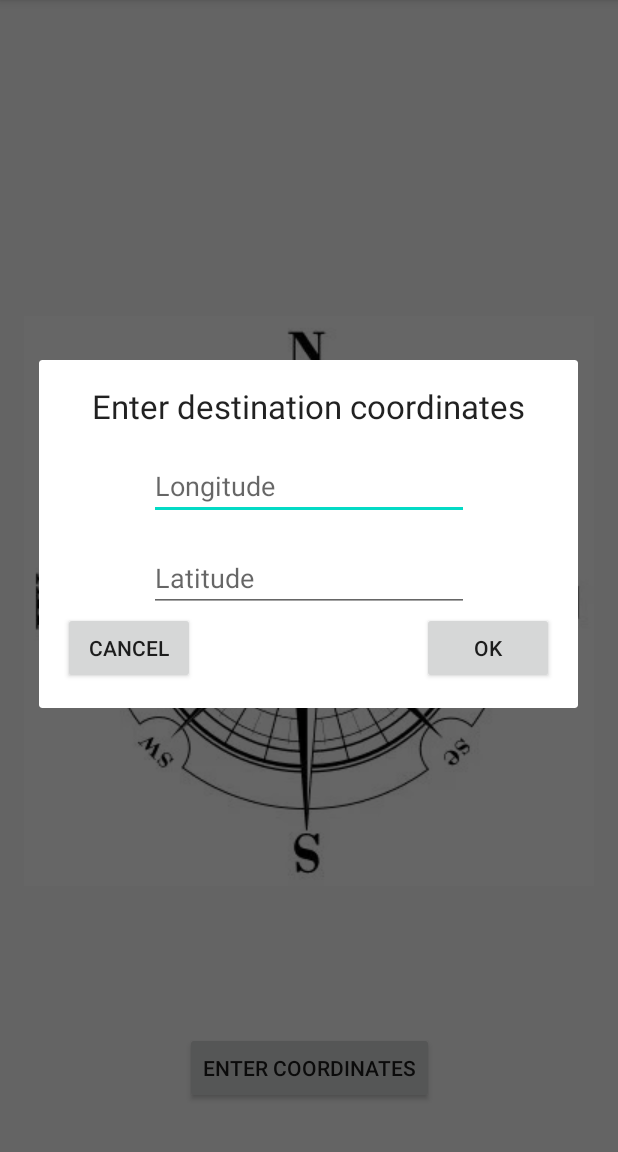
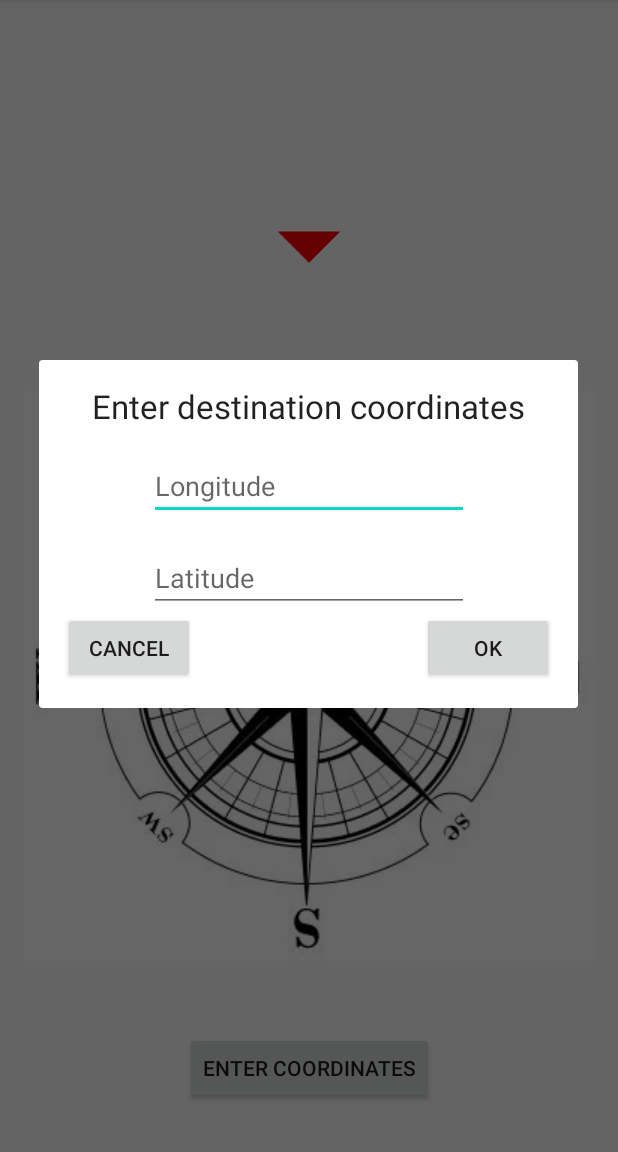
Before and after one commit to Szczepan87/compass, an Android app: the screen it shows after launch (MainActivity), after a tap on "ENTER COORDINATES", on a phone screen of 412 x 824 dp, the part 84-1236 px from its top. Run offline under Robolectric (Android 15) with nearby library versions, the phone set to English and light mode, and no system bars; our stand-ins replace data binding.

```diff
--- a/app/src/main/java/com/example/compass/ui/CoordinatesDialog.kt
+++ /dev/null
@@ -1,42 +0,0 @@
-package com.example.compass.ui
-
-import android.app.Dialog
-import android.location.Location
-import android.os.Bundle
-import android.view.LayoutInflater
-import androidx.appcompat.app.AlertDialog
-import androidx.databinding.DataBindingUtil
-import androidx.fragment.app.DialogFragment
-import com.example.compass.LocationProvider
-import com.example.compass.R
-import com.example.compass.databinding.DialogCoordinatesBinding
-import com.example.compass.vm.CompassActivityViewModel
-
-class CoordinatesDialog(private val compassActivityViewModel: CompassActivityViewModel) :
-    DialogFragment() {
-
-    private lateinit var binding: DialogCoordinatesBinding
-
-    override fun onCreateDialog(savedInstanceState: Bundle?): Dialog {
-        binding = DataBindingUtil.inflate(
-            LayoutInflater.from(requireContext()),
-            R.layout.dialog_coordinates,
-            null,
-            false
-        )
-        setUpBinding(binding)
-        return AlertDialog.Builder(requireActivity()).setView(binding.root).create()
-    }
-
-    private fun setUpBinding(binding: DialogCoordinatesBinding) {
-        binding.coordinateDialogCancelButton.setOnClickListener { this.dismiss() }
-        binding.coordinateDialogOkButton.setOnClickListener {
-            val destination = Location("").apply {
-                longitude = binding.longitudeEditText.text.toString().toDouble()
-                latitude = binding.latitudeEditText.text.toString().toDouble()
-            }
-            compassActivityViewModel.updateDestinationLocation(destination)
-            this.dismiss()
-        }
-    }
-}
--- /dev/null
+++ b/app/src/main/java/com/example/compass/ui/LocationProviderDialog.java
@@ -0,0 +1,58 @@
+package com.example.compass.ui;
+
+import android.app.Dialog;
+import android.location.Location;
+import android.os.Bundle;
+import android.view.LayoutInflater;
+import android.view.View;
+
+import androidx.annotation.NonNull;
+import androidx.annotation.Nullable;
+import androidx.appcompat.app.AlertDialog;
+import androidx.databinding.DataBindingUtil;
+import androidx.fragment.app.DialogFragment;
+
+import com.example.compass.R;
+import com.example.compass.databinding.DialogCoordinatesBinding;
+import com.example.compass.util.providers.LocationProvider;
+import com.example.compass.vm.CompassActivityViewModel;
+
+import java.util.Objects;
+
+public class LocationProviderDialog extends DialogFragment {
+    private CompassActivityViewModel compassActivityViewModel;
+    private DialogCoordinatesBinding binding;
+
+    public LocationProviderDialog(CompassActivityViewModel compassActivityViewModel) {
+        this.compassActivityViewModel = compassActivityViewModel;
+    }
+
+    @NonNull
+    @Override
+    public Dialog onCreateDialog(@Nullable Bundle savedInstanceState) {
+        binding = DataBindingUtil.inflate(LayoutInflater.from(requireContext()), R.layout.dialog_coordinates, null, false);
+        setUpBinding(binding);
+        return new AlertDialog.Builder(requireActivity()).setView(binding.getRoot()).create();
+    }
+
+    private void setUpBinding(final DialogCoordinatesBinding binding) {
+        binding.coordinateDialogCancelButton.setOnClickListener(new View.OnClickListener() {
+            @Override
+            public void onClick(View v) {
+                dismiss();
+            }
+        });
+        binding.coordinateDialogOkButton.setOnClickListener(new View.OnClickListener() {
+            @Override
+            public void onClick(View v) {
+                Location location = new Location("");
+                double latitude = Double.parseDouble(Objects.requireNonNull(binding.latitudeEditText.getText()).toString());
+                double longitude = Double.parseDouble(Objects.requireNonNull(binding.longitudeEditText.getText()).toString());
+                location.setLatitude(latitude);
+                location.setLongitude(longitude);
+                compassActivityViewModel.updateDestinationLocation(location);
+                dismiss();
+            }
+        });
+    }
+}
--- a/app/src/main/java/com/example/compass/CompassSensorProvider.kt
+++ b/app/src/main/java/com/example/compass/util/providers/CompassSensorProvider.kt
@@ -1,11 +1,10 @@
-package com.example.compass
+package com.example.compass.util.providers
 
 import android.content.Context
 import android.hardware.Sensor
 import android.hardware.SensorEvent
 import android.hardware.SensorEventListener
 import android.hardware.SensorManager
-import android.util.Log
 import androidx.lifecycle.LiveData
 import androidx.lifecycle.MutableLiveData
 import com.example.compass.util.ALPHA
--- /dev/null
+++ b/app/src/main/res/drawable/ic_northward_arrow.xml
@@ -0,0 +1,5 @@
+<vector android:height="100dp" android:tint="#FF0000"
+    android:viewportHeight="24" android:viewportWidth="24"
+    android:width="100dp" xmlns:android="http://schemas.android.com/apk/res/android">
+    <path android:fillColor="@android:color/white" android:pathData="M7,10l5,5 5,-5z"/>
+</vector>
--- a/app/src/main/res/layout/activity_main.xml
+++ b/app/src/main/res/layout/activity_main.xml
@@ -20,6 +20,27 @@
         android:layout_height="match_parent"
         tools:context=".ui.MainActivity">
 
+        <androidx.appcompat.widget.AppCompatImageView
+            android:id="@+id/compass_rose"
+            android:layout_width="wrap_content"
+            android:layout_height="wrap_content"
+            android:src="@drawable/compass_rose"
+            app:layout_constraintBottom_toTopOf="@+id/coordinates_button"
+            app:layout_constraintEnd_toEndOf="parent"
+            app:layout_constraintStart_toStartOf="parent"
+            app:layout_constraintTop_toBottomOf="@+id/north_arrow_imageView" />
+
+        <androidx.appcompat.widget.AppCompatImageView
+            android:id="@+id/azimuth_arrow"
+            android:layout_width="wrap_content"
+            android:layout_height="wrap_content"
+            android:paddingBottom="200dp"
+            android:src="@drawable/ic_baseline_arrow_drop_up_24"
+            app:layout_constraintBottom_toBottomOf="@+id/compass_rose"
+            app:layout_constraintEnd_toEndOf="@+id/compass_rose"
+            app:layout_constraintStart_toStartOf="@+id/compass_rose"
+            app:layout_constraintTop_toTopOf="@+id/compass_rose" />
+
         <TextView
             android:id="@+id/heading_textView"
             android:layout_width="wrap_content"
@@ -41,6 +62,15 @@
             app:layout_constraintStart_toStartOf="parent"
             app:layout_constraintTop_toBottomOf="@+id/heading_textView" />
 
+        <androidx.appcompat.widget.AppCompatImageView
+            android:id="@+id/north_arrow_imageView"
+            android:layout_width="wrap_content"
+            android:layout_height="wrap_content"
+            android:src="@drawable/ic_northward_arrow"
+            app:layout_constraintEnd_toEndOf="parent"
+            app:layout_constraintStart_toStartOf="parent"
+            app:layout_constraintTop_toBottomOf="@+id/azimuth_textView" />
+
         <Button
             android:id="@+id/coordinates_button"
             android:layout_width="wrap_content"
@@ -53,26 +83,5 @@
             app:layout_constraintEnd_toEndOf="parent"
             app:layout_constraintStart_toStartOf="parent" />
 
-        <androidx.appcompat.widget.AppCompatImageView
-            android:id="@+id/compass_rose"
-            android:layout_width="wrap_content"
-            android:layout_height="wrap_content"
-            android:src="@drawable/compass_rose"
-            app:layout_constraintBottom_toTopOf="@+id/coordinates_button"
-            app:layout_constraintEnd_toEndOf="parent"
-            app:layout_constraintStart_toStartOf="parent"
-            app:layout_constraintTop_toBottomOf="@+id/azimuth_textView" />
-
-        <androidx.appcompat.widget.AppCompatImageView
-            android:id="@+id/azimuth_arrow"
-            android:layout_width="wrap_content"
-            android:layout_height="wrap_content"
-            android:paddingBottom="200dp"
-            android:src="@drawable/ic_baseline_arrow_drop_up_24"
-            app:layout_constraintBottom_toBottomOf="@+id/compass_rose"
-            app:layout_constraintEnd_toEndOf="@+id/compass_rose"
-            app:layout_constraintStart_toStartOf="@+id/compass_rose"
-            app:layout_constraintTop_toTopOf="@+id/compass_rose" />
-
     </androidx.constraintlayout.widget.ConstraintLayout>
 </layout>
```
Also changed, not shown: app/src/main/java/com/example/compass/di/Modules.kt (+7 -3 lines), app/src/main/java/com/example/compass/ui/MainActivity.kt (+6 -3 lines), app/src/main/java/com/example/compass/util/providers/LocationProvider.kt (renamed from app/src/main/java/com/example/compass/LocationProvider.kt, +4 -5 lines), app/src/main/java/com/example/compass/vm/CompassActivityViewModel.kt (+5 -7 lines).
